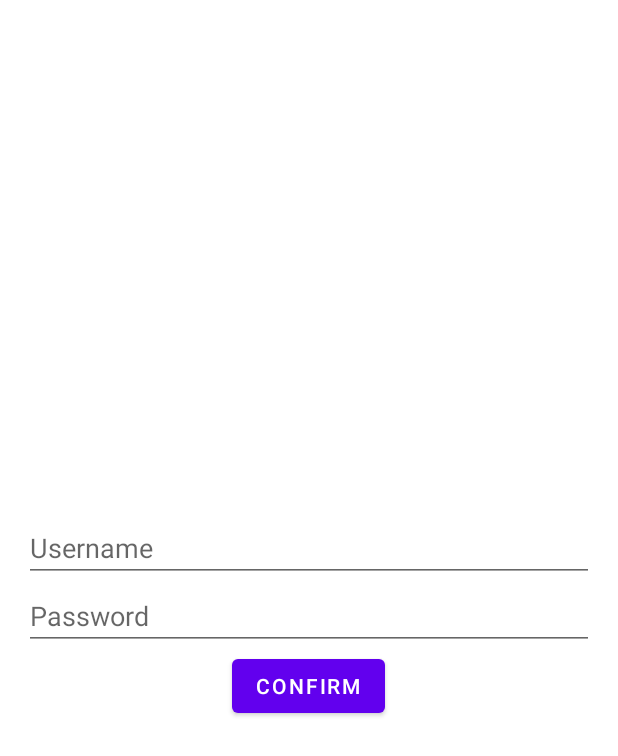
After one commit to baboring/KotlinExample, an Android app: the LoginFragment screen opened through its navigation route, on a phone screen of 412 x 824 dp. The commit adds this screen. Shown: the top 756 px of the screen. Run offline under Robolectric (Android 15) with nearby library versions, the phone set to English and light mode, and no system bars; our stand-ins replace navigation-ui.

Commit message:
Navigating to Another Fragment ( login fragment )

```diff
--- a/app/build.gradle
+++ b/app/build.gradle
@@ -2,6 +2,7 @@ plugins {
     id 'com.android.application'
     id 'org.jetbrains.kotlin.android'
     id 'kotlin-android'
+    id 'androidx.navigation.safeargs.kotlin'
 }
 
 android {
--- a/app/src/main/java/com/nined77/kotlinexample/HomeFragment.kt
+++ b/app/src/main/java/com/nined77/kotlinexample/HomeFragment.kt
@@ -1,6 +1,34 @@
 package com.nined77.kotlinexample
 
+import android.os.Bundle
+import android.util.Log
+import android.view.LayoutInflater
+import android.view.View
+import android.view.ViewGroup
+import android.widget.Button
 import androidx.fragment.app.Fragment
+import androidx.navigation.fragment.findNavController
+import com.nined77.kotlinexample.databinding.FragmentHomeBinding
 
-class HomeFragment : Fragment(R.layout.fragment_home){
+
+class HomeFragment : Fragment(R.layout.fragment_home) {
+
+    private lateinit var binding: FragmentHomeBinding
+    override fun onCreateView(
+        inflater: LayoutInflater,
+        container: ViewGroup?,
+        savedInstanceState: Bundle?
+    ): View? {
+        // inflate the layout and bind to the _binding
+        binding = FragmentHomeBinding.inflate(inflater, container, false)
+
+        binding.buttonLogin.setOnClickListener {
+            Log.i("Click button Login", binding.buttonLogin.text.toString())
+            val action = HomeFragmentDirections.actionHomeFragmentToLoginFragment();
+            findNavController().navigate(action)
+        }
+
+        //return super.onCreateView(inflater, container, savedInstanceState)
+        return binding.root
+    }
 }
--- /dev/null
+++ b/app/src/main/java/com/nined77/kotlinexample/LoginFragment.kt
@@ -0,0 +1,6 @@
+package com.nined77.kotlinexample
+
+import androidx.fragment.app.Fragment
+
+class LoginFragment : Fragment(R.layout.fragment_login){
+}
--- a/app/src/main/java/com/nined77/kotlinexample/MainActivity.kt
+++ b/app/src/main/java/com/nined77/kotlinexample/MainActivity.kt
@@ -1,6 +1,7 @@
 package com.nined77.kotlinexample
 
 import android.os.Bundle
+import android.os.PersistableBundle
 import com.google.android.material.snackbar.Snackbar
 import androidx.appcompat.app.AppCompatActivity
 import androidx.navigation.findNavController
@@ -10,5 +11,9 @@ import androidx.navigation.ui.setupActionBarWithNavController
 import com.nined77.kotlinexample.databinding.ActivityMainBinding
 
 class MainActivity : AppCompatActivity() {
+    override fun onCreate(savedInstanceState: Bundle?) {
+        super.onCreate(savedInstanceState)
+        setContentView(R.layout.activity_main);
+    }
 
 }
--- /dev/null
+++ b/app/src/main/res/layout/fragment_login.xml
@@ -0,0 +1,29 @@
+<?xml version="1.0" encoding="utf-8"?>
+<LinearLayout xmlns:android="http://schemas.android.com/apk/res/android"
+    android:layout_width="match_parent"
+    android:layout_height="match_parent"
+    xmlns:tools="http://schemas.android.com/tools"
+    android:gravity="center"
+    android:padding="16dp"
+    tools:context=".LoginFragment"
+    android:orientation="vertical">
+    <EditText
+        android:layout_width="match_parent"
+        android:layout_height="wrap_content"
+        android:id="@+id/edit_text_username"
+        android:hint="Username" />
+
+    <EditText
+        android:layout_width="match_parent"
+        android:layout_height="wrap_content"
+        android:hint="Password"
+        android:id="@+id/edit_text_password" />
+    <Button
+        android:layout_width="wrap_content"
+        android:layout_height="wrap_content"
+        android:text="Confirm"
+        android:id="@+id/button_confirm"/>
+
+
+
+</LinearLayout>
--- a/app/src/main/res/navigation/nav_graph.xml
+++ b/app/src/main/res/navigation/nav_graph.xml
@@ -3,11 +3,24 @@
     xmlns:app="http://schemas.android.com/apk/res-auto"
     xmlns:tools="http://schemas.android.com/tools"
     android:id="@+id/nav_graph"
-    app:startDestination="@id/homeFragment2">
+    app:startDestination="@id/homeFragment">
 
     <fragment
-        android:id="@+id/homeFragment2"
+        android:id="@+id/homeFragment"
         android:name="com.nined77.kotlinexample.HomeFragment"
         android:label="fragment_home"
-        tools:layout="@layout/fragment_home" />
+        tools:layout="@layout/fragment_home" >
+        <action
+            android:id="@+id/action_homeFragment_to_loginFragment"
+            app:destination="@id/loginFragment"
+            app:enterAnim="@anim/slide_in_right"
+            app:exitAnim="@anim/slide_out_left"
+            app:popEnterAnim="@anim/slide_in_left"
+            app:popExitAnim="@anim/slide_out_right" />
+    </fragment>
+    <fragment
+        android:id="@+id/loginFragment"
+        android:name="com.nined77.kotlinexample.LoginFragment"
+        android:label="fragment_login"
+        tools:layout="@layout/fragment_login" />
 </navigation>
```
